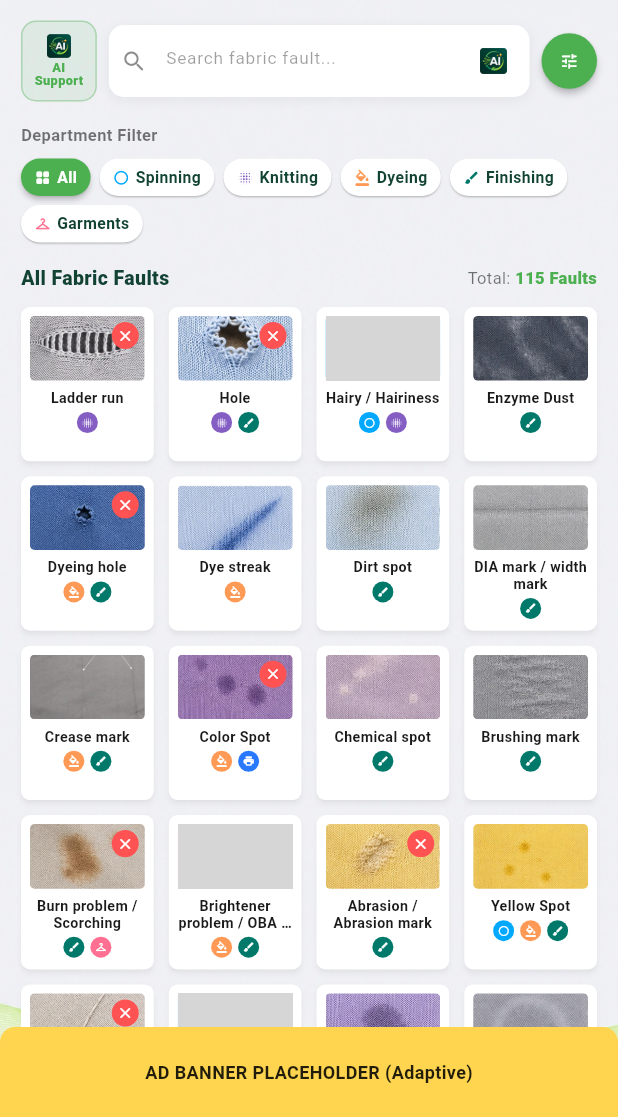
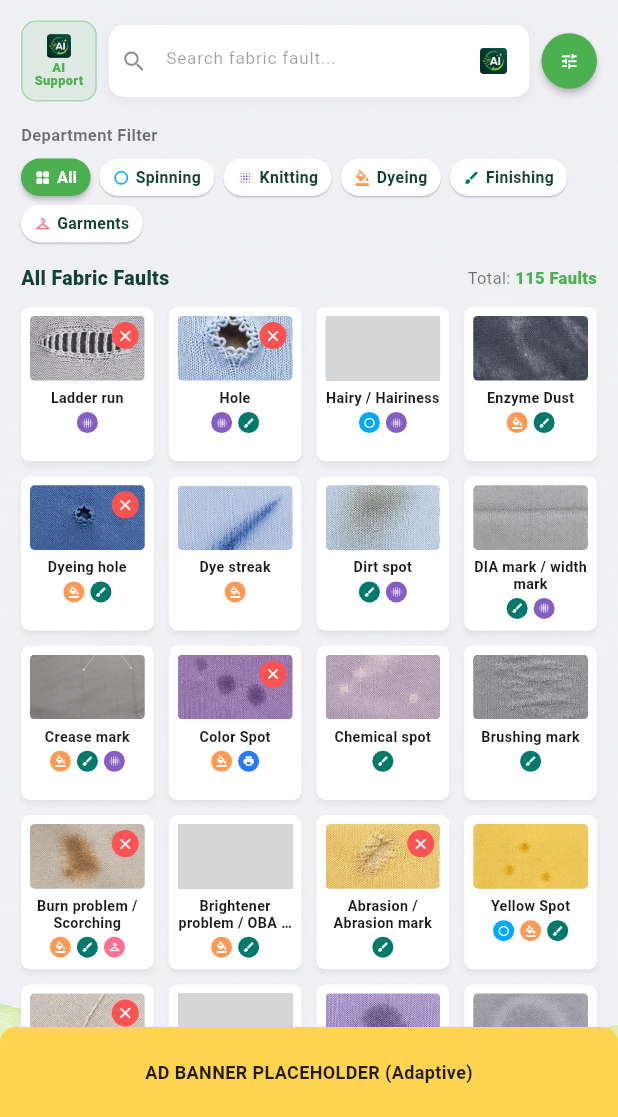
Before and after one commit to simion74/TexHelp, a Flutter app: the FabricFaultScreen screen opened directly, on a phone screen of 412 x 824 dp, the part 119-1236 px from its top. Run offline on Flutter 3.47's test engine with Material 3 defaults, Android fonts, the phone set to English and light mode, and no system bars; our stand-ins replace google_mobile_ads, pdf, share_plus, shared_preferences; missing offline and left inert: excel; accounts and stored records are empty; network calls fail; grey boxes are pictures that could not be loaded.

Commit message:
Add files via upload

```diff
--- a/lib/data/fabric_fault_data.dart
+++ b/lib/data/fabric_fault_data.dart
@@ -107,17 +107,18 @@ final List<FaultItem> kFaults = [
     id: 'enzyme_dust',
     nameEn: 'Enzyme Dust',
     nameBn: 'এনজাইম ডাস্ট',
-    departmentIds: const ['finishing'],
+    departmentIds: const ['dyeing', 'finishing'],
     icon: Icons.blur_on_rounded,
     solvable: true,
     images: const ['assets/Fabric_fault_image/Enzyme_Dust.webp'],
     descriptionEn: 'Powdery chemical or fiber residues deposited on the fabric surface following an enzyme wash.',
     descriptionBn: 'এনজাইম ওয়াশের পর কাপড়ের গায়ে পাউডারের মতো এনজাইম বা ফাইবারের অবশিষ্টাংশ লেগে থাকা।',
     causes: const [
-      FaultCause(departmentId: 'finishing', textEn: 'Inadequate rinsing after the enzyme bio-polishing process.', textBn: 'এনজাইম ওয়াশ করার পর কাপড় সঠিকভাবে না ধোয়া (Rinse)।'),
-      FaultCause(departmentId: 'finishing', textEn: 'Over-dosing or incorrect type of enzyme chemical used.', textBn: 'অতিরিক্ত পরিমাণে বা অনুপযুক্ত এনজাইম কেমিক্যাল ব্যবহার করা।'),
-      FaultCause(departmentId: 'finishing', textEn: 'Poor water circulation or filtration in the washing vessel.', textBn: 'ওয়াশিং মেশিনে পর্যাপ্ত পানি নিষ্কাশন বা ফিল্টারিং না থাকা।'),
-      FaultCause(departmentId: 'finishing', textEn: 'Insufficient neutralizing process.', textBn: 'কেমিক্যাল নিউট্রালাইজেশন প্রসেস ঠিকমতো না করা।'),
+      FaultCause(departmentId: 'dyeing', textEn: 'Inadequate rinsing after the enzyme bio-polishing process inside the dyeing machine.', textBn: 'এনজাইম ওয়াশ করার পর কাপড় সঠিকভাবে না ধোয়া (Rinse)।'),
+      FaultCause(departmentId: 'dyeing', textEn: 'Over-dosing or incorrect type of enzyme chemical used.', textBn: 'অতিরিক্ত পরিমাণে বা অনুপযুক্ত এনজাইম কেমিক্যাল ব্যবহার করা।'),
+      FaultCause(departmentId: 'dyeing', textEn: 'Poor water circulation or filtration in the washing vessel.', textBn: 'ওয়াশিং মেশিনে পর্যাপ্ত পানি নিষ্কাশন বা ফিল্টারিং না থাকা।'),
+      FaultCause(departmentId: 'dyeing', textEn: 'Insufficient neutralizing process.', textBn: 'কেমিক্যাল নিউট্রালাইজেশন প্রসেস ঠিকমতো না করা।'),
+      FaultCause(departmentId: 'finishing', textEn: 'Residual enzyme powder not fully caught before stentering/drying, so it bakes onto the surface.', textBn: 'স্টেনটারিং/ড্রায়িংয়ের আগে অবশিষ্ট এনজাইম পাউডার সম্পূর্ণ না ধরা পড়া, ফলে তা শুকিয়ে কাপড়ের গায়ে বসে যাওয়া।'),
     ],
     solutionsEn: const ['Solvable (Can be removed by re-washing and thorough hot/cold rinsing).'],
     solutionsBn: const ['সমাধানযোগ্য (পুনরায় ডাবল রিন্স ওয়াশ/হট ওয়াশ দিয়ে ধুয়ে ফেললে এই পাউডার তুলে ফেলা সম্ভব।)'],
@@ -164,7 +165,7 @@ final List<FaultItem> kFaults = [
     id: 'dirt_spot',
     nameEn: 'Dirt spot',
     nameBn: 'ডার্ট স্পট',
-    departmentIds: const ['finishing'],
+    departmentIds: const ['finishing', 'knitting'],
     icon: Icons.circle_rounded,
     solvable: true,
     images: const ['assets/Fabric_fault_image/Dirt_Sopt.webp'],
@@ -175,6 +176,7 @@ final List<FaultItem> kFaults = [
       FaultCause(departmentId: 'finishing', textEn: 'Storing fabric rolls directly on floors without protective polythene.', textBn: 'পলিথিন কভার ছাড়া কাপড় সরাসরি মেঝেতে রেখে দেওয়া।'),
       FaultCause(departmentId: 'finishing', textEn: 'Dirty handling equipment, trolleys, or operator hands.', textBn: 'ময়লা ট্রলি বা কর্মচারীদের অপরিষ্কার হাতে কাপড় ধরলে।'),
       FaultCause(departmentId: 'finishing', textEn: 'Dust accumulated on overhead beams or exhaust ducts falling on fabric.', textBn: 'ছাদ বা মেশিনের ওপর জমে থাকা ধুলাবালি কাপড়ে এসে পড়লে।'),
+      FaultCause(departmentId: 'knitting', textEn: 'Fabric picking up floor dust, cotton fly, or lint from an unclean knitting floor before being rolled and sent for wet processing.', textBn: 'অপরিষ্কার নিটিং ফ্লোর থেকে মেঝের ধুলা, তুলার আঁশ বা লিন্ট কাপড়ে লেগে যাওয়া, পরে যা প্রসেসিং-এ যাওয়ার আগে ধরা পড়ে।'),
     ],
     solutionsEn: const ['Solvable (Can be removed by spot cleaning with solvent/soap or re-washing).'],
     solutionsBn: const ['সমাধানযোগ্য (স্পট ক্লিনিং গান/সলভেন্ট বা সাধারণ রিন্স ওয়াশ করে ময়লার দাগ দূর করা সম্ভব।)'],
@@ -183,7 +185,7 @@ final List<FaultItem> kFaults = [
     id: 'dia_width_mark',
     nameEn: 'DIA mark / width mark',
     nameBn: 'ডায়া-উইদথ মার্ক',
-    departmentIds: const ['finishing'],
+    departmentIds: const ['finishing', 'knitting'],
     icon: Icons.straighten_rounded,
     solvable: true,
     images: const ['assets/Fabric_fault_image/Dia-Width_mark.webp'],
@@ -193,7 +195,7 @@ final List<FaultItem> kFaults = [
       FaultCause(departmentId: 'finishing', textEn: 'Uneven pin or clip gripping on the stenter machine.', textBn: 'স্টেনটার মেশিনে পিন বা ক্লিপ ফেব্রিককে অসমানভাবে আঁকড়ে ধরলে।'),
       FaultCause(departmentId: 'finishing', textEn: 'Improper expander roller adjustment on tubular finishing machines.', textBn: 'টিউবুলার ফিনিশিং মেশিনে এক্সপ্যান্ডার রোলার ভুল সেট করলে।'),
       FaultCause(departmentId: 'finishing', textEn: 'Inconsistent shrinkage or overfeeding during compacting/stentering.', textBn: 'কম্প্যাক্টিং বা স্টেনটারিং করার সময় ওভারফিড মাত্রা অসমান হলে।'),
-      FaultCause(departmentId: 'finishing', textEn: 'Fluctuations in tension during circular knitting.', textBn: 'সার্কুলার নিটিং মেশিনে কাপড়ের ডায়ামিটার সেটিংস কম-বেশি হলে।'),
+      FaultCause(departmentId: 'knitting', textEn: 'Fluctuations in fabric take-up tension or wrong machine diameter setting during circular knitting.', textBn: 'সার্কুলার নিটিং মেশিনে কাপড়ের ডায়ামিটার সেটিংস কম-বেশি হলে বা টেক-আপ টেনশন অসমান হলে।'),
     ],
     solutionsEn: const ['Solvable (Can be corrected by re-stentering, re-compacting, or re-steaming to adjust width/DIA evenly).'],
     solutionsBn: const ['সমাধানযোগ্য (কাপড়কে পুনরায় ভিজিয়ে স্টেনটার বা কম্প্যাক্টর মেশিনে সঠিক ডায়া সেটিংয়ে রি-ফিনিশিং (Re-finishing) করলে দাগ বা অসম প্রস্থ ঠিক হয়ে যায়)।'],
@@ -202,7 +204,7 @@ final List<FaultItem> kFaults = [
     id: 'crease_mark',
     nameEn: 'Crease mark',
     nameBn: 'ক্রিজ মার্ক',
-    departmentIds: const ['dyeing', 'finishing'],
+    departmentIds: const ['dyeing', 'finishing', 'knitting'],
     icon: Icons.view_week_rounded,
     solvable: true,
     images: const ['assets/Fabric_fault_image/Crease_Mark.webp'],
@@ -212,7 +214,8 @@ final List<FaultItem> kFaults = [
       FaultCause(departmentId: 'dyeing', textEn: 'High cooling rate or rapid temperature drop in wet processing.', textBn: 'প্রসেসিং করার সময় হঠাৎ দ্রুত তাপমাত্রা কমিয়ে ফেললে।'),
       FaultCause(departmentId: 'finishing', textEn: 'Tight winding of fabric rolls when wet or warm.', textBn: 'ভিজে বা গরম অবস্থায় কাপড় অতিরিক্ত শক্ত করে পেঁচিয়ে রাখলে।'),
       FaultCause(departmentId: 'finishing', textEn: 'Insufficient anti-crease lubricant in rope dyeing.', textBn: 'ডায়িং বাথে পর্যাপ্ত অ্যান্টি-ক্রিজ কেমিক্যাল না দিলে।'),
-      FaultCause(departmentId: 'finishing', textEn: 'Overloading dyeing vessel capacity.', textBn: 'ডাইং মেশিনের ধারণক্ষমতার চেয়ে অতিরিক্ত কাপড় লোড করলে।'),
+      FaultCause(departmentId: 'finishing', textEn: 'Overloading dyeing vessel capacity.', textBn: 'ডাইং মেশিনের ধারণক্ষমতার চেয়ে অতিরিক্ত কাপড় লোড করলে।'),
+      FaultCause(departmentId: 'knitting', textEn: 'Loose knit construction or low yarn twist reduces crease-recovery, making the fabric more prone to permanent creasing during wet processing.', textBn: 'ঢিলা নিটিং গঠন বা কম টুইস্টের সুতা কাপড়ের ক্রিজ-রিকভারি ক্ষমতা কমিয়ে দেয়, ফলে ওয়েট প্রসেসিং-এর সময় স্থায়ী ক্রিজ পড়ার সম্ভাবনা বেড়ে যায়।'),
     ],
     solutionsEn: const ['Partially solvable (Can often be removed by re-wetting with anti-crease lubricant and re-stentering/steaming. If thermally heat-set permanently, unsolvable).'],
     solutionsBn: const ['আংশিক সমাধানযোগ্য (অ্যান্টি-ক্রিজ লুব্রিকেন্ট দিয়ে পুনরায় স্টেনটার/স্টিম ওয়াশ করলে অধিকাংশ ক্রিজ দূর হয়; তবে তাপমাত্রার কারণে স্থায়ী ভাজ পড়ে গেলে তা সমাধানযোগ্য নয়)।'],
@@ -278,14 +281,15 @@ final List<FaultItem> kFaults = [
     id: 'burn_problem',
     nameEn: 'Burn problem / Scorching',
     nameBn: 'বার্ন প্রবলেম',
-    departmentIds: const ['finishing', 'garments'],
+    departmentIds: const ['dyeing', 'finishing', 'garments'],
     icon: Icons.local_fire_department_rounded,
     solvable: false,
     images: const ['assets/Fabric_fault_image/Brun_problem.webp'],
     descriptionEn: 'Discoloration (yellowing/browning), harsh feel, or fiber degradation due to exposure to excessive heat.',
     descriptionBn: 'অতিরিক্ত তাপে কাপড় হলদে হয়ে যাওয়া, শক্ত হওয়া বা আংশিক পুড়ে ফাইবার নষ্ট হয়ে যাওয়া।',
     causes: const [
-      FaultCause(departmentId: 'finishing', textEn: 'Excessive stenter chamber temperature or slow machine speed.', textBn: 'স্টেনটার মেশিনে তাপমাত্রা খুব বেশি রাখা বা কাপড়ের গতি অতি ধীর হওয়া।'),
+      FaultCause(departmentId: 'dyeing', textEn: 'Fabric scorching or localized yellow/brown burn marks from overheated dye-bath water, excessive steam temperature, or fabric caught against a hot cylinder/pipe in the dyeing machine.', textBn: 'ডাইং মেশিনে অতিরিক্ত গরম পানি, বাষ্প বা কাপড় গরম সিলিন্ডার/পাইপের সাথে লেগে থাকার কারণে পোড়া বা হলদে দাগ পড়া।'),
+      FaultCause(departmentId: 'finishing', textEn: 'Excessive stenter chamber temperature or slow machine speed.', textBn: 'স্টেনটার মেশিনে তাপমাত্রা খুব বেশি রাখা বা কাপড়ের গতি অতি ধীর হওয়া।'),
       FaultCause(departmentId: 'garments', textEn: 'Overheating during heat-setting of synthetic fibers (e.g., polyester/elastane).', textBn: 'সিন্থেটিক বা লাইক্রা কাপড়ের হিট সেটিং করার সময় অতিরিক্ত তাপমাত্রা দেওয়া।'),
       FaultCause(departmentId: 'garments', textEn: 'High iron/press temperature during garment pressing.', textBn: 'গার্মেন্টস আইরনিং প্রসেসে অতিমাত্রায় গরম আয়রন ব্যবহার করা।'),
       FaultCause(departmentId: 'garments', textEn: 'Machine stoppage while fabric remains inside the hot chamber.', textBn: 'গরম স্টেনটার চেম্বারের ভেতর কাপড় থাকা অবস্থায় মেশিন বন্ধ হয়ে যাওয়া।'),
@@ -532,7 +536,7 @@ final List<FaultItem> kFaults = [
       FaultCause(departmentId: 'dyeing', textEn: 'Adding solid salt directly into dye bath without thorough dissolving, or exceeding solubility limits at cold temperatures.', textBn: 'ডাইং বাথে তরল করার আগে সরাসরি শক্ত লবণ ঢেলে দেওয়া বা ঠান্ডা পানিতে দ্রবণীয় সীমার চেয়ে বেশি লবণ দেওয়া।'),
     ],
     solutionsEn: const ['Always dissolve salt completely in hot water in the additions tank before feeding to the machine.', 'Filter salt solution prior to dosing.', 'Control liquor temperature during salt addition to maintain high solubility.', 'Ensure proper bath agitation and circulation during salt dosing.'],
-    solutionsBn: const ['মেশিনে ঢালার আগে অতিরিক্ত ট্যাংকে গরম পানিতে লবণ পুঙ্খানুপুঙ্খভাবে গুলে নিন।', 'লবণ মেশানোর দ্রবণ মেশিনে প্রয়োগের আগে ছেঁকে নিন।', 'লবণের দ্রবণীয়তা বজায় রাখতে সঠিক তাপমাত্রা নিশ্চিত করুন।', 'ডাইং বাথে ডোজিংয়ের সময় যথাযথ ড্রাম ও লিকার সার্কুলেশন চালু রাখুন। ================================================================================'],
+    solutionsBn: const ['মেশিনে ঢালার আগে অতিরিক্ত ট্যাংকে গরম পানিতে লবণ পুঙ্খানুপুঙ্খভাবে গুলে নিন।', 'লবণ মেশানোর দ্রবণ মেশিনে প্রয়োগের আগে ছেঁকে নিন।', 'লবণের দ্রবণীয়তা বজায় রাখতে সঠিক তাপমাত্রা নিশ্চিত করুন।', 'ডাইং বাথে ডোজিংয়ের সময় যথাযথ ড্রাম ও লিকার সার্কুলেশন চালু রাখুন।'],
   ),
   FaultItem(
     id: 'rust_spot',
@@ -733,7 +737,7 @@ final List<FaultItem> kFaults = [
       FaultCause(departmentId: 'finishing', textEn: 'Severe pressure folding during batching, creasing during stenter feeding, or uneven roller pressure.', textBn: 'ফেব্রিক রিল বা ব্যাচিং রোলে খুব শক্ত করে প্যাঁচানো অথবা স্টেনটার ইনলেটে লাইন ভাঁজ পড়ে যাওয়া।'),
     ],
     solutionsEn: const ['Use anti-creasing agents and optimize machine rope speed in rope dyeing.', 'Adjust stenter feeding expanders to eliminate creases before drying/heat setting.', 'Ensure smooth condition of all machine guide rollers and rings.', 'Re-pass affected fabric through stenter wet-expansion frame to relax lines.'],
-    solutionsBn: const ['রোপ ডাইংয়ে অ্যান্টি-ক্রিজ কেমিক্যাল যোগ করুন ও রিল স্পিড বাড়িয়ে দিন।', 'স্টেনটারের ইনলেটে ফোল্ডিং ওপেনার ও এক্সপ্যান্ডার রোলার ঠিক রাখুন।', 'মেশিনের গাইড রোলারের মসৃণতা বজায় রাখুন।', 'দাগযুক্ত কাপড় স্টেনটারে স্টিম ও প্রেশার দিয়ে পুনরায় রি-ড্রাইং করুন। ================================================================================'],
+    solutionsBn: const ['রোপ ডাইংয়ে অ্যান্টি-ক্রিজ কেমিক্যাল যোগ করুন ও রিল স্পিড বাড়িয়ে দিন।', 'স্টেনটারের ইনলেটে ফোল্ডিং ওপেনার ও এক্সপ্যান্ডার রোলার ঠিক রাখুন।', 'মেশিনের গাইড রোলারের মসৃণতা বজায় রাখুন।', 'দাগযুক্ত কাপড় স্টেনটারে স্টিম ও প্রেশার দিয়ে পুনরায় রি-ড্রাইং করুন।'],
   ),
   FaultItem(
     id: 'dirt_specks',
```
